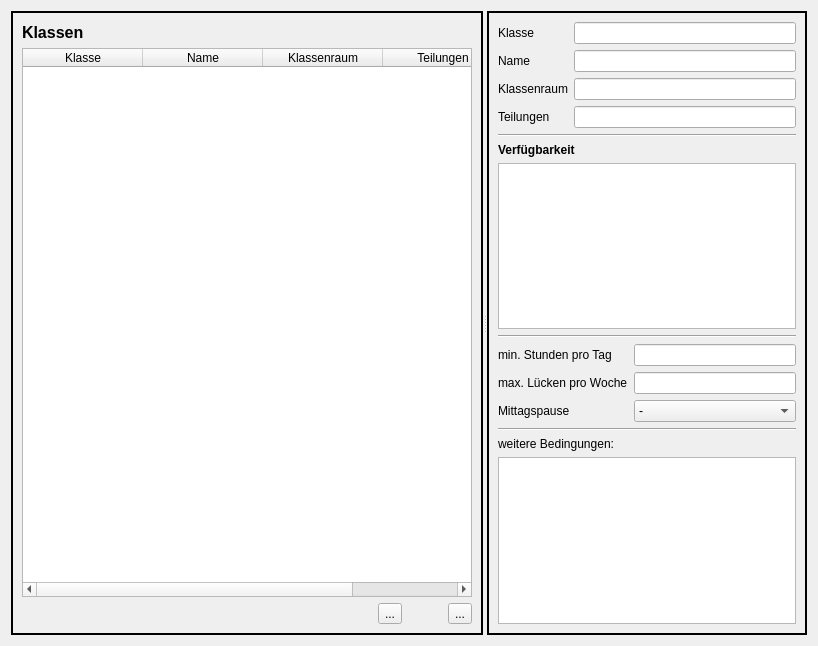
First picture: the form in wz-data/ui/class_editor.ui, repository gradgrind/WZ3, before the edit.
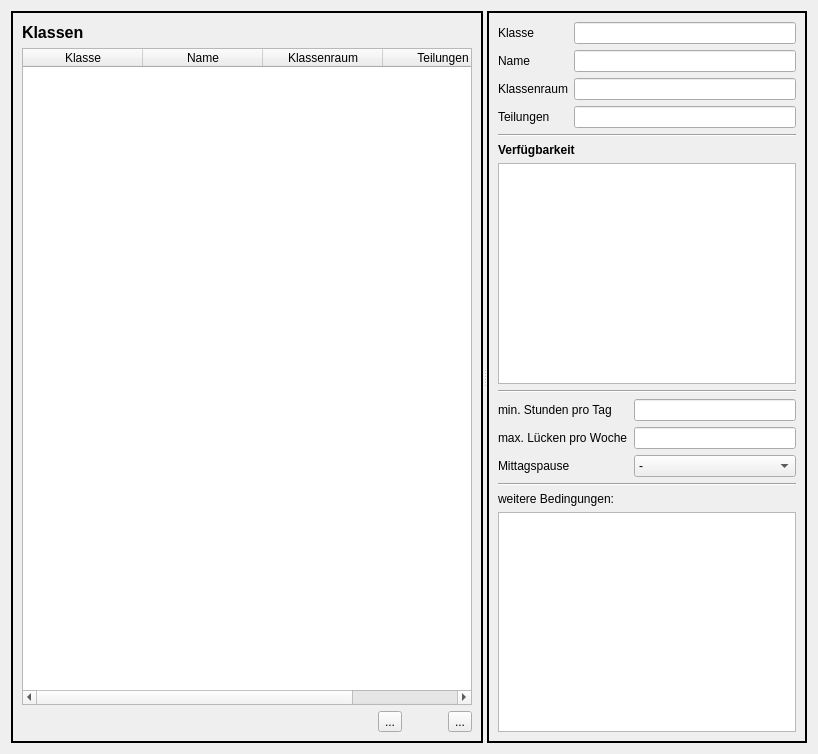
Second picture: the form after the edit. Icons and pictures are not drawn. Custom widgets are drawn as their Qt base class.

Diff of the .ui file:
```diff
--- a/wz-data/ui/class_editor.ui
+++ b/wz-data/ui/class_editor.ui
@@ -7,7 +7,7 @@
     <x>0</x>
     <y>0</y>
     <width>818</width>
-    <height>646</height>
+    <height>754</height>
    </rect>
   </property>
   <property name="sizePolicy">
```
Left out of the diff: 5 changed lines with no effect on the pictures.
